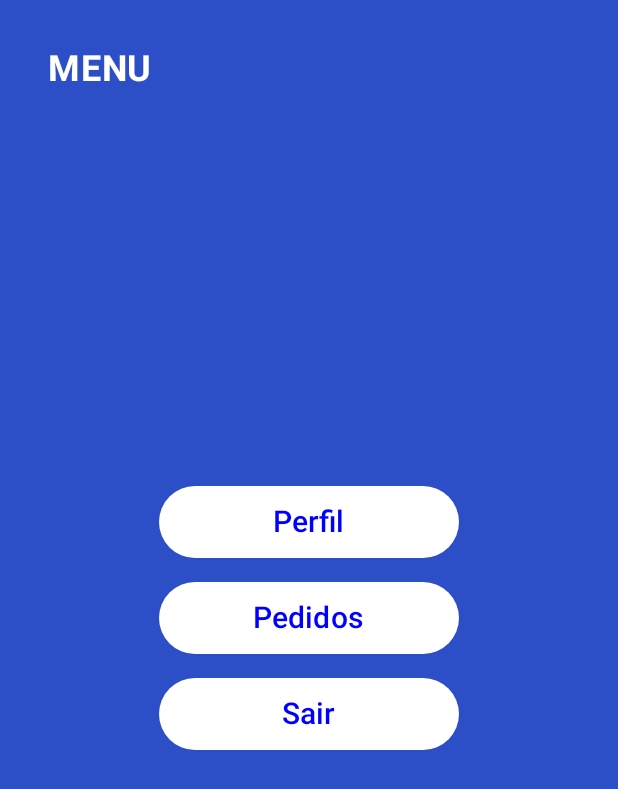
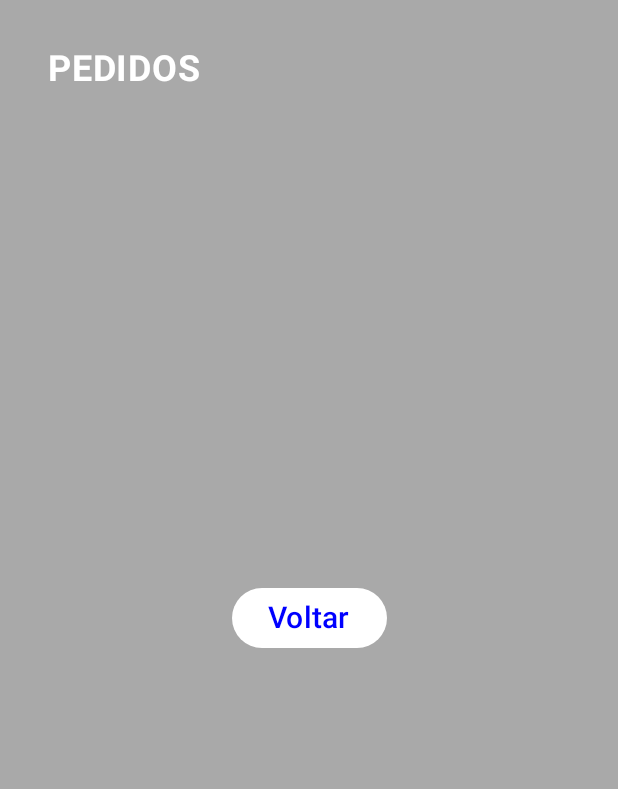
Before and after one commit to felipe034sato/android-navigation-compose, an Android app built with Jetpack Compose: the MenuScreen screen opened through its navigation route, after a tap on "Pedidos", on a phone screen of 412 x 824 dp. Shown: the top 789 px of the screen. Run offline under Robolectric (Android 15) with nearby library versions, the phone set to English and light mode, and no system bars.

Commit message:
Implementa navegação entre telas com Navigation Compose, passando NavController e innerPadding para cada tela via MainActivity

```diff
--- a/app/src/main/java/carreiras/com/github/navigation_between_screens/MainActivity.kt
+++ b/app/src/main/java/carreiras/com/github/navigation_between_screens/MainActivity.kt
@@ -31,16 +31,16 @@ class MainActivity : ComponentActivity() {
                         startDestination = "login",
                     ) {
                         composable(route = "login") {
-                            LoginScreen(modifier = Modifier.padding(innerPadding))
+                            LoginScreen(modifier = Modifier.padding(innerPadding), navController)
                         }
                         composable(route = "menu") {
-                            MenuScreen(modifier = Modifier.padding(innerPadding))
+                            MenuScreen(modifier = Modifier.padding(innerPadding), navController)
                         }
                         composable(route = "pedidos") {
-                            PedidosScreen(modifier = Modifier.padding(innerPadding))
+                            PedidosScreen(modifier = Modifier.padding(innerPadding), navController)
                         }
                         composable(route = "perfil") {
-                            PerfilScreen(modifier = Modifier.padding(innerPadding))
+                            PerfilScreen(modifier = Modifier.padding(innerPadding), navController)
                         }
                     }
                 }
--- a/app/src/main/java/carreiras/com/github/navigation_between_screens/screens/LoginScreen.kt
+++ b/app/src/main/java/carreiras/com/github/navigation_between_screens/screens/LoginScreen.kt
@@ -14,9 +14,10 @@ import androidx.compose.ui.graphics.Color
 import androidx.compose.ui.text.font.FontWeight
 import androidx.compose.ui.unit.dp
 import androidx.compose.ui.unit.sp
+import androidx.navigation.NavController
 
 @Composable
-fun LoginScreen(modifier: Modifier = Modifier) {
+fun LoginScreen(modifier: Modifier = Modifier, navController: NavController) {
     Box(
         modifier = modifier
             .fillMaxSize()
@@ -30,7 +31,7 @@ fun LoginScreen(modifier: Modifier = Modifier) {
             color = Color.White
         )
         Button(
-            onClick = { /*TODO*/ },
+            onClick = { navController.navigate("menu") },
             colors = ButtonDefaults.buttonColors(Color.White),
             modifier = Modifier.align(Alignment.Center)
         ) {
--- a/app/src/main/java/carreiras/com/github/navigation_between_screens/screens/MenuScreen.kt
+++ b/app/src/main/java/carreiras/com/github/navigation_between_screens/screens/MenuScreen.kt
@@ -19,9 +19,10 @@ import androidx.compose.ui.graphics.Color
 import androidx.compose.ui.text.font.FontWeight
 import androidx.compose.ui.unit.dp
 import androidx.compose.ui.unit.sp
+import androidx.navigation.NavController
 
 @Composable
-fun MenuScreen(modifier: Modifier = Modifier) {
+fun MenuScreen(modifier: Modifier = Modifier, navController: NavController) {
     Box(
         modifier = modifier
             .fillMaxSize()
@@ -41,7 +42,7 @@ fun MenuScreen(modifier: Modifier = Modifier) {
                 .align(Alignment.Center)
         ) {
             Button(
-                onClick = { /*TODO*/ },
+                onClick = { navController.navigate("perfil") },
                 colors = ButtonDefaults.buttonColors(Color.White),
                 modifier = Modifier.size(width = 200.dp, height = 48.dp)
             ) {
@@ -53,7 +54,7 @@ fun MenuScreen(modifier: Modifier = Modifier) {
             }
             Spacer(modifier = Modifier.height(16.dp))
             Button(
-                onClick = { /*TODO*/ },
+                onClick = { navController.navigate("pedidos") },
                 colors = ButtonDefaults.buttonColors(Color.White),
                 modifier = Modifier.size(width = 200.dp, height = 48.dp)
             ) {
@@ -65,7 +66,7 @@ fun MenuScreen(modifier: Modifier = Modifier) {
             }
             Spacer(modifier = Modifier.height(16.dp))
             Button(
-                onClick = { /*TODO*/ },
+                onClick = { navController.navigate("login") },
                 colors = ButtonDefaults.buttonColors(Color.White),
                 modifier = Modifier.size(width = 200.dp, height = 48.dp)
             ) {
--- a/app/src/main/java/carreiras/com/github/navigation_between_screens/screens/PedidosScreen.kt
+++ b/app/src/main/java/carreiras/com/github/navigation_between_screens/screens/PedidosScreen.kt
@@ -4,20 +4,25 @@ import androidx.compose.foundation.background
 import androidx.compose.foundation.layout.Box
 import androidx.compose.foundation.layout.fillMaxSize
 import androidx.compose.foundation.layout.padding
+import androidx.compose.material3.Button
+import androidx.compose.material3.ButtonDefaults
 import androidx.compose.material3.Text
 import androidx.compose.runtime.Composable
+import androidx.compose.ui.Alignment
 import androidx.compose.ui.Modifier
 import androidx.compose.ui.graphics.Color
 import androidx.compose.ui.text.font.FontWeight
 import androidx.compose.ui.unit.dp
 import androidx.compose.ui.unit.sp
+import androidx.navigation.NavController
 
 @Composable
-fun PedidosScreen(modifier: Modifier = Modifier) {
-    Box(modifier = modifier
-        .fillMaxSize()
-        .background(Color(0xFFFA9A9A9))
-        .padding(32.dp)
+fun PedidosScreen(modifier: Modifier = Modifier, navController: NavController) {
+    Box(
+        modifier = modifier
+            .fillMaxSize()
+            .background(Color(0xFFFA9A9A9))
+            .padding(32.dp)
     ) {
         Text(
             text = "PEDIDOS",
@@ -25,5 +30,16 @@ fun PedidosScreen(modifier: Modifier = Modifier) {
             fontWeight = FontWeight.Bold,
             color = Color.White
         )
+        Button(
+            onClick = { navController.navigate("menu") },
+            colors = ButtonDefaults.buttonColors(Color.White),
+            modifier = Modifier.align(Alignment.Center)
+        ) {
+            Text(
+                text = "Voltar",
+                fontSize = 20.sp,
+                color = Color.Blue
+            )
+        }
     }
 }
--- a/app/src/main/java/carreiras/com/github/navigation_between_screens/screens/PerfilScreen.kt
+++ b/app/src/main/java/carreiras/com/github/navigation_between_screens/screens/PerfilScreen.kt
@@ -14,9 +14,10 @@ import androidx.compose.ui.graphics.Color
 import androidx.compose.ui.text.font.FontWeight
 import androidx.compose.ui.unit.dp
 import androidx.compose.ui.unit.sp
+import androidx.navigation.NavController
 
 @Composable
-fun PerfilScreen(modifier: Modifier = Modifier) {
+fun PerfilScreen(modifier: Modifier = Modifier, navController: NavController) {
     Box(
         modifier = modifier
             .fillMaxSize()
@@ -30,7 +31,7 @@ fun PerfilScreen(modifier: Modifier = Modifier) {
             color = Color.White
         )
         Button(
-            onClick = { /*TODO*/ },
+            onClick = { navController.navigate("menu") },
             colors = ButtonDefaults.buttonColors(Color.White),
             modifier = Modifier.align(Alignment.Center)
         ) {
```
